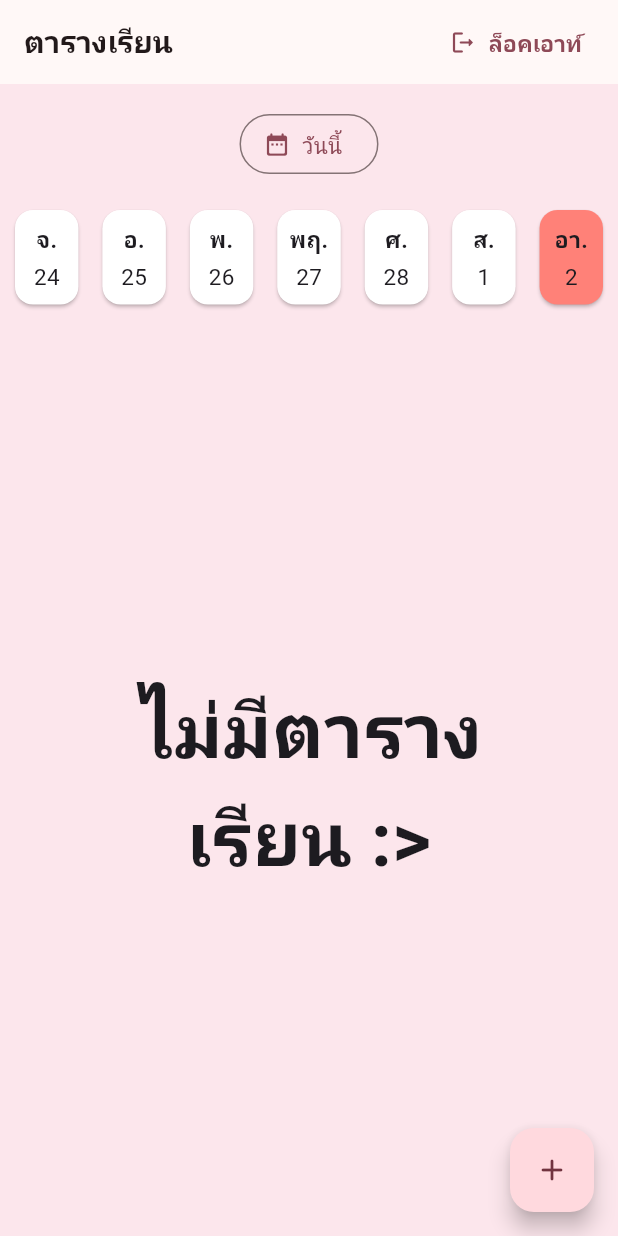
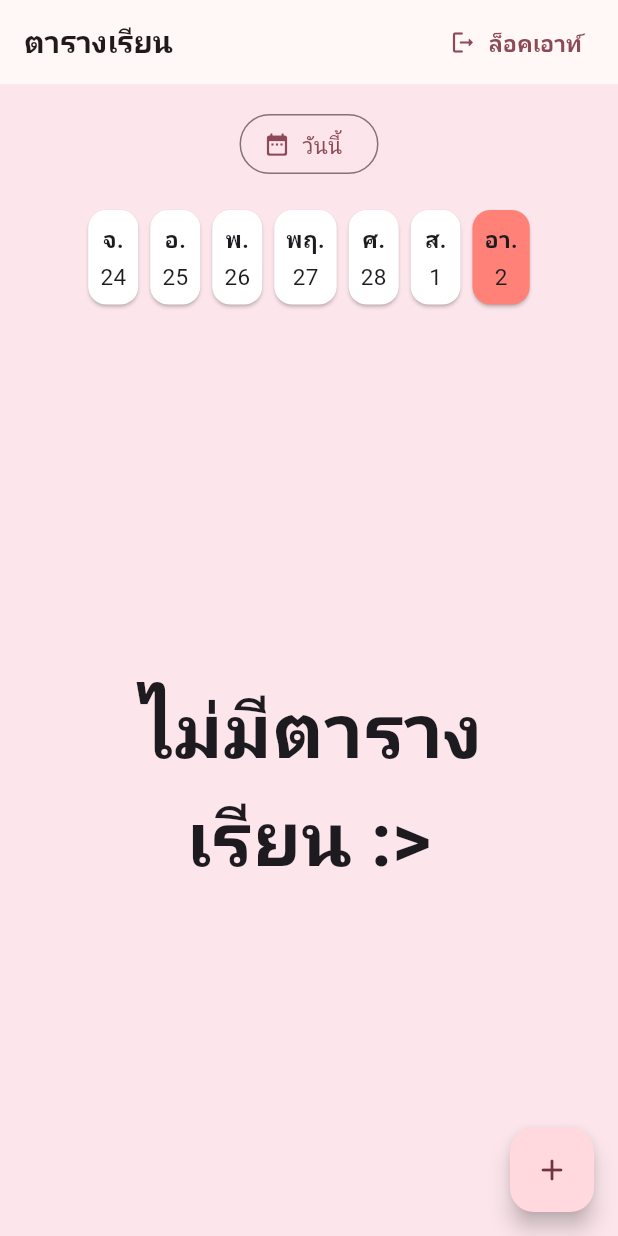
Before and after one commit to cybloxboi/School-Day, a Flutter app: the screen it shows once a user with an empty profile is signed in, on a phone screen of 412 x 824 dp. Run offline on Flutter 3.47's test engine with Material 3 defaults, Android fonts, the phone set to English and light mode, and no system bars; our stand-ins replace cloud_firestore, firebase_auth, firebase_core, firebase_messaging, flutter_local_notifications, google_fonts and 3 more; accounts and stored records are empty.

Commit message:
Edit Timetabel UI layout

```diff
--- a/lib/screens/timetable_page.dart
+++ b/lib/screens/timetable_page.dart
@@ -97,18 +97,13 @@ class _TimetablePageState extends State<TimetablePage> {
               const SizedBox(height: 16),
               Padding(
                 padding: const EdgeInsets.symmetric(horizontal: 6),
-                child: Row(
-                  mainAxisAlignment: MainAxisAlignment.spaceEvenly,
-                  spacing: 8,
+                child: Wrap(
                   children: List.generate(
                     daysInAWeek.length,
                     (int index) {
                       return Expanded(
-                        child: day(
-                          daysInAWeek[index],
-                          getCurrentWeekDays()[index].day,
-                          index,
-                        ),
+                        child: day(daysInAWeek[index],
+                            getCurrentWeekDays()[index].day, index, context),
                       );
                     },
                   ),
@@ -116,7 +111,24 @@ class _TimetablePageState extends State<TimetablePage> {
               ),
               const SizedBox(height: 16),
               Expanded(
-                child: FutureBuilder(
+                child: LayoutBuilder(builder: (context, constraints) {
+                  if (constraints.maxHeight < 200) {
+                    return Center(
+                      child: Padding(
+                        padding: const EdgeInsets.all(16),
+                        child: Text(
+                          'ขนาดหน้าจอเล็กเกินไป ไม่สามารถโหลดตารางเรียนได้ :(',
+                          softWrap: true,
+                          textAlign: TextAlign.center,
+                          style: textTheme.bodyMedium!.copyWith(
+                            fontWeight: FontWeight.bold,
+                          ),
+                        ),
+                      ),
+                    );
+                  }
+
+                  return FutureBuilder(
                     future: fetchTimetable(currentUser!.email!),
                     builder: (context, snapshot) {
                       if (snapshot.connectionState == ConnectionState.waiting) {
@@ -157,7 +169,8 @@ class _TimetablePageState extends State<TimetablePage> {
                         return timeTableList(data[dateIndex]!, context);
                       });
                     },
-                ),
+                  );
+                }),
               ),
             ],
           ),
@@ -281,7 +294,9 @@ class _TimetablePageState extends State<TimetablePage> {
                     ),
                     const Divider(),
                     for (var i in entries[index].value) card(i),
-                    if (index == entries.length - 1) SizedBox(height: MediaQuery.of(context).size.height * 0.08),
+                    if (index == entries.length - 1)
+                      SizedBox(
+                          height: MediaQuery.of(context).size.height * 0.08),
                   ],
                 ),
               ),
@@ -374,8 +389,13 @@ class _TimetablePageState extends State<TimetablePage> {
     );
   }
 
-  Widget day(String dayName, int date, int index) {
-    return Card(
+  Widget day(String dayName, int date, int index, BuildContext context) {
+    return ConstrainedBox(
+      constraints: BoxConstraints(
+        minWidth: MediaQuery.of(context).size.width * 0.1,
+        maxWidth: MediaQuery.of(context).size.width * 0.3,
+      ),
+      child: Card(
         color: dateIndex == index ? primaryColor : Colors.white,
         clipBehavior: Clip.antiAliasWithSaveLayer,
         child: InkWell(
@@ -402,6 +422,7 @@ class _TimetablePageState extends State<TimetablePage> {
                   overflow: TextOverflow.ellipsis,
                 ),
               ],
+            ),
           ),
         ),
       ),
```
Lines whose indentation alone changed are shown as unchanged.
